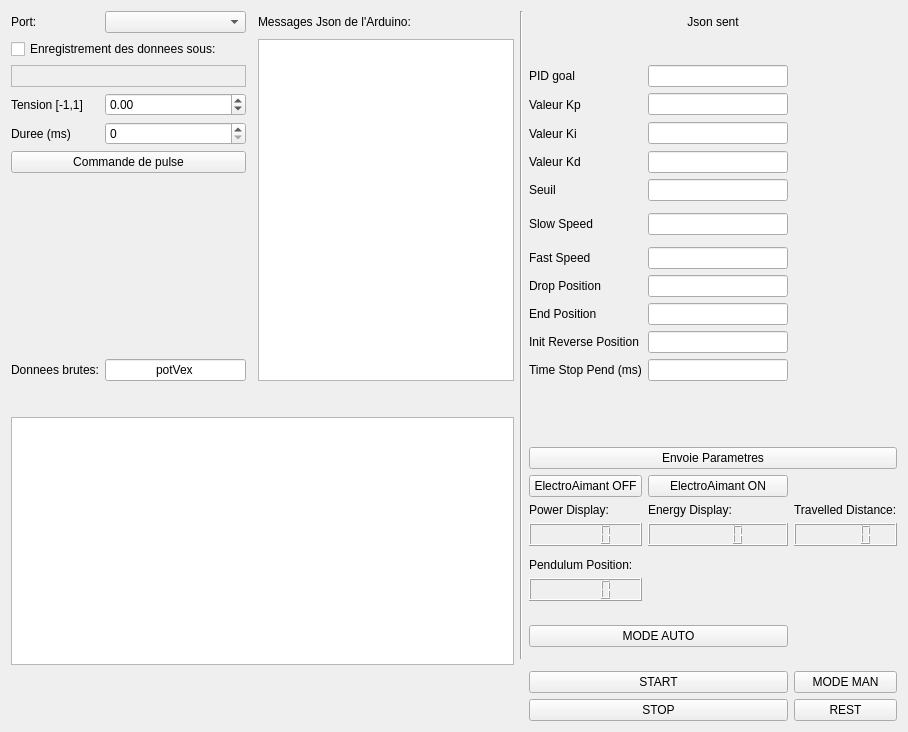
The window that Code_Qt/mainwindow.ui (Swing-Genesis/S3-PROJET) describes before a commit, drawn with Qt 5.
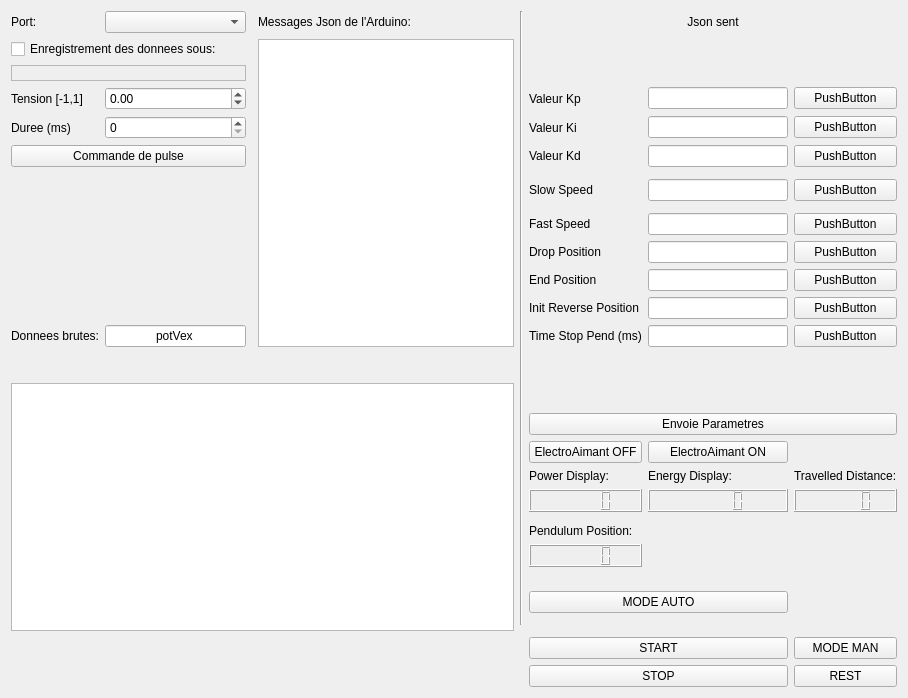
The same window after the commit. Custom widgets are drawn as their Qt base class.

What changed in the file:
```diff
--- a/Code_Qt/mainwindow.ui
+++ b/Code_Qt/mainwindow.ui
@@ -18,17 +18,172 @@
   </property>
   <widget class="QWidget" name="centralWidget">
    <layout class="QGridLayout" name="gridLayout">
+    <item row="16" column="7">
+     <widget class="QLineEdit" name="lineEdit_initReversePosition"/>
+    </item>
+    <item row="11" column="8">
+     <widget class="QPushButton" name="pb_SS">
+      <property name="text">
+       <string>PushButton</string>
+      </property>
+     </widget>
+    </item>
+    <item row="14" column="8">
+     <widget class="QPushButton" name="pb_DP">
+      <property name="text">
+       <string>PushButton</string>
+      </property>
+     </widget>
+    </item>
+    <item row="11" column="6">
+     <widget class="QLabel" name="label_16">
+      <property name="text">
+       <string>Slow Speed</string>
+      </property>
+     </widget>
+    </item>
+    <item row="17" column="7">
+     <widget class="QLineEdit" name="lineEdit_timeStopPendulum"/>
+    </item>
     <item row="50" column="8">
+     <widget class="QPushButton" name="pb_rest">
+      <property name="text">
+       <string>REST</string>
+      </property>
+     </widget>
+    </item>
+    <item row="14" column="7">
+     <widget class="QLineEdit" name="lineEdit_dropPosition"/>
+    </item>
+    <item row="28" column="6" colspan="3">
+     <widget class="QPushButton" name="pushButton_Params">
+      <property name="text">
+       <string>Envoie Parametres</string>
+      </property>
+     </widget>
+    </item>
+    <item row="17" column="1">
+     <widget class="QLineEdit" name="JsonKey">
+      <property name="text">
+       <string>potVex</string>
+      </property>
+      <property name="alignment">
+       <set>Qt::AlignCenter</set>
+      </property>
+     </widget>
+    </item>
+    <item row="13" column="8">
+     <widget class="QPushButton" name="pb_FS">
+      <property name="text">
+       <string>PushButton</string>
+      </property>
+     </widget>
+    </item>
+    <item row="15" column="7">
+     <widget class="QLineEdit" name="lineEdit_endPosition"/>
+    </item>
+    <item row="31" column="8">
+     <widget class="QLCDNumber" name="distance_display"/>
+    </item>
+    <item row="13" column="7">
+     <widget class="QLineEdit" name="lineEdit_fastSpeed"/>
+    </item>
+    <item row="38" column="6" colspan="2">
+     <widget class="QPushButton" name="pb_mode_auto">
+      <property name="text">
+       <string>MODE AUTO</string>
+      </property>
+     </widget>
+    </item>
+    <item row="9" column="0" colspan="2">
+     <widget class="QPushButton" name="pulseButton">
+      <property name="text">
+       <string>Commande de pulse</string>
+      </property>
+     </widget>
+    </item>
+    <item row="5" column="0" colspan="2">
+     <widget class="QCheckBox" name="checkBox">
+      <property name="text">
+       <string>Enregistrement des donnees sous:</string>
+      </property>
+     </widget>
+    </item>
+    <item row="4" column="6" colspan="3">
+     <widget class="QLabel" name="label_6">
+      <property name="text">
+       <string>Json sent</string>
+      </property>
+      <property name="alignment">
+       <set>Qt::AlignCenter</set>
+      </property>
+     </widget>
+    </item>
+    <item row="14" column="6">
+     <widget class="QLabel" name="label_18">
+      <property name="text">
+       <string>Drop Position</string>
+      </property>
+     </widget>
+    </item>
+    <item row="7" column="7">
+     <widget class="QLineEdit" name="lineEdit_Kp"/>
+    </item>
+    <item row="13" column="2">
+     <widget class="Line" name="line">
+      <property name="orientation">
+       <enum>Qt::Horizontal</enum>
+      </property>
+     </widget>
+    </item>
+    <item row="31" column="7">
+     <widget class="QLCDNumber" name="Energy_Display"/>
+    </item>
+    <item row="31" column="6">
+     <widget class="QLCDNumber" name="Power_Display"/>
+    </item>
+    <item row="29" column="6">
+     <widget class="QPushButton" name="pb_ElectroAimantOFF">
+      <property name="text">
+       <string>ElectroAimant OFF</string>
+      </property>
+     </widget>
+    </item>
+    <item row="9" column="7">
+     <widget class="QLineEdit" name="lineEdit_Kd"/>
+    </item>
+    <item row="8" column="8">
+     <widget class="QPushButton" name="pb_Ki">
+      <property name="text">
+       <string>PushButton</string>
+      </property>
+     </widget>
+    </item>
+    <item row="49" column="8">
      <widget class="QPushButton" name="pb_mode_man">
       <property name="text">
        <string>MODE MAN</string>
       </property>
      </widget>
     </item>
-    <item row="4" column="0">
-     <widget class="QLabel" name="label_5">
+    <item row="15" column="6">
+     <widget class="QLabel" name="label_19">
       <property name="text">
-       <string>Port:</string>
+       <string>End Position </string>
+      </property>
+     </widget>
+    </item>
+    <item row="17" column="6">
+     <widget class="QLabel" name="label_21">
+      <property name="text">
+       <string>Time Stop Pend (ms)</string>
+      </property>
+     </widget>
+    </item>
+    <item row="9" column="6">
+     <widget class="QLabel" name="label_10">
+      <property name="text">
+       <string>Valeur Kd</string>
       </property>
      </widget>
     </item>
@@ -39,47 +194,6 @@
       </property>
      </widget>
     </item>
-    <item row="32" column="6">
-     <widget class="QLCDNumber" name="Power_Display"/>
-    </item>
-    <item row="15" column="7">
-     <widget class="QLineEdit" name="lineEdit_dropPosition"/>
-    </item>
-    <item row="8" column="1">
-     <widget class="QSpinBox" name="DurationBox">
-      <property name="keyboardTracking">
-       <bool>false</bool>
-      </property>
-      <property name="minimum">
-       <number>0</number>
-      </property>
-      <property name="maximum">
-       <number>5000</number>
-      </property>
-      <property name="singleStep">
-       <number>25</number>
-      </property>
-     </widget>
-    </item>
-    <item row="7" column="7">
-     <widget class="QLineEdit" name="lineEdit_Kp"/>
-    </item>
-    <item row="7" column="1">
-     <widget class="QDoubleSpinBox" name="PWMBox">
-      <property name="minimum">
-       <double>-1.000000000000000</double>
-      </property>
-      <property name="maximum">
-       <double>1.000000000000000</double>
-      </property>
-      <property name="singleStep">
-       <double>0.100000000000000</double>
-      </property>
-     </widget>
-    </item>
-    <item row="32" column="7">
-     <widget class="QLCDNumber" name="Energy_Display"/>
-    </item>
     <item row="4" column="3">
      <widget class="QLabel" name="label_4">
       <property name="text">
@@ -90,26 +204,15 @@
       </property>
      </widget>
     </item>
-    <item row="18" column="0">
-     <widget class="QLabel" name="label_3">
+    <item row="16" column="8">
+     <widget class="QPushButton" name="pb_InitRversePosition">
       <property name="text">
-       <string>Donnees brutes:</string>
+       <string>PushButton</string>
       </property>
      </widget>
     </item>
-    <item row="4" column="4" rowspan="38">
-     <widget class="Line" name="line_3">
-      <property name="orientation">
-       <enum>Qt::Vertical</enum>
-      </property>
-     </widget>
-    </item>
-    <item row="9" column="0" colspan="2">
-     <widget class="QPushButton" name="pulseButton">
-      <property name="text">
-       <string>Commande de pulse</string>
-      </property>
-     </widget>
+    <item row="8" column="7">
+     <widget class="QLineEdit" name="lineEdit_Ki"/>
     </item>
     <item row="6" column="0" colspan="2">
      <widget class="QLabel" name="label_pathCSV">
@@ -124,38 +227,66 @@
       </property>
      </widget>
     </item>
-    <item row="9" column="6">
-     <widget class="QLabel" name="label_10">
+    <item row="4" column="0">
+     <widget class="QLabel" name="label_5">
       <property name="text">
-       <string>Valeur Kd</string>
+       <string>Port:</string>
       </property>
      </widget>
     </item>
-    <item row="8" column="7">
-     <widget class="QLineEdit" name="lineEdit_Ki"/>
+    <item row="5" column="3" rowspan="13">
+     <widget class="QTextBrowser" name="textBrowser">
+      <property name="font">
+       <font>
+        <pointsize>9</pointsize>
+       </font>
+      </property>
+     </widget>
     </item>
-    <item row="10" column="7">
-     <widget class="QLineEdit" name="lineEdit_Thresh"/>
+    <item row="4" column="4" rowspan="37">
+     <widget class="Line" name="line_3">
+      <property name="orientation">
+       <enum>Qt::Vertical</enum>
+      </property>
+     </widget>
     </item>
-    <item row="6" column="6">
-     <widget class="QLabel" name="label_7">
+    <item row="7" column="0">
+     <widget class="QLabel" name="label">
       <property name="text">
-       <string>PID goal</string>
+       <string>Tension [-1,1]</string>
       </property>
      </widget>
     </item>
-    <item row="18" column="1">
-     <widget class="QLineEdit" name="JsonKey">
+    <item row="13" column="6">
+     <widget class="QLabel" name="label_17">
       <property name="text">
-       <string>potVex</string>
+       <string>Fast Speed</string>
       </property>
-      <property name="alignment">
-       <set>Qt::AlignCenter</set>
+     </widget>
+    </item>
+    <item row="11" column="7">
+     <widget class="QLineEdit" name="lineEdit_slowSpeed"/>
+    </item>
+    <item row="50" column="6" colspan="2">
+     <widget class="QPushButton" name="pb_stop_auto">
+      <property name="text">
+       <string>STOP</string>
       </property>
      </widget>
     </item>
-    <item row="6" column="7">
-     <widget class="QLineEdit" name="lineEdit_DesVal"/>
+    <item row="9" column="8">
+     <widget class="QPushButton" name="pb_Kd">
+      <property name="text">
+       <string>PushButton</string>
+      </property>
+     </widget>
+    </item>
+    <item row="30" column="8">
+     <widget class="QLabel" name="label_14">
+      <property name="text">
+       <string>Travelled Distance:</string>
+      </property>
+     </widget>
     </item>
     <item row="8" column="0">
      <widget class="QLabel" name="label_2">
@@ -164,78 +295,51 @@
       </property>
      </widget>
     </item>
+    <item row="17" column="8">
+     <widget class="QPushButton" name="pb_TimeStopPend">
+      <property name="text">
+       <string>PushButton</string>
+      </property>
+     </widget>
+    </item>
+    <item row="30" column="6">
+     <widget class="QLabel" name="label_12">
+      <property name="text">
+       <string>Power Display:</string>
+      </property>
+     </widget>
+    </item>
     <item row="34" column="6">
+     <widget class="QLCDNumber" name="display_pendulum"/>
+    </item>
+    <item row="7" column="8">
+     <widget class="QPushButton" name="pb_Kp">
+      <property name="text">
+       <string>PushButton</string>
+      </property>
+     </widget>
+    </item>
+    <item row="33" column="6">
      <widget class="QLabel" name="label_15">
       <property name="text">
        <string>Pendulum Position:</string>
       </property>
      </widget>
     </item>
-    <item row="16" column="7">
-     <widget class="QLineEdit" name="lineEdit_endPosition"/>
-    </item>
-    <item row="12" column="7">
-     <widget class="QLineEdit" name="lineEdit_slowSpeed"/>
-    </item>
-    <item row="31" column="8">
-     <widget class="QLabel" name="label_14">
+    <item row="15" column="8">
+     <widget class="QPushButton" name="pb_EP">
       <property name="text">
-       <string>Travelled Distance:</string>
+       <string>PushButton</string>
       </property>
      </widget>
     </item>
-    <item row="32" column="8">
-     <widget class="QLCDNumber" name="distance_display"/>
-    </item>
-    <item row="4" column="1">
-     <widget class="QComboBox" name="comboBoxPort"/>
-    </item>
-    <item row="51" column="8">
-     <widget class="QPushButton" name="pb_rest">
-      <property name="text">
-       <string>REST</string>
-      </property>
-     </widget>
-    </item>
-    <item row="9" column="7">
-     <widget class="QLineEdit" name="lineEdit_Kd"/>
-    </item>
-    <item row="31" column="7">
+    <item row="30" column="7">
      <widget class="QLabel" name="label_13">
       <property name="text">
        <string>Energy Display:</string>
       </property>
      </widget>
     </item>
-    <item row="5" column="0" colspan="2">
-     <widget class="QCheckBox" name="checkBox">
-      <property name="text">
-       <string>Enregistrement des donnees sous:</string>
-      </property>
-     </widget>
-    </item>
-    <item row="24" column="0" rowspan="19" colspan="4">
-     <widget class="QChartView" name="graph"/>
-    </item>
-    <item row="35" column="6">
-     <widget class="QLCDNumber" name="display_pendulum"/>
-    </item>
-    <item row="7" column="0">
-     <widget class="QLabel" name="label">
-      <property name="text">
-       <string>Tension [-1,1]</string>
-      </property>
-     </widget>
-    </item>
-    <item row="5" column="3" rowspan="14">
-     <widget class="QTextBrowser" name="textBrowser">
-      <property name="font">
-       <font>
-        <pointsize>9</pointsize>
-       </font>
-      </property>
-     </widget>
-    </item>
     <item row="7" column="6">
      <widget class="QLabel" name="label_8">
       <property name="text">
@@ -243,130 +347,69 @@
       </property>
      </widget>
     </item>
-    <item row="14" column="7">
-     <widget class="QLineEdit" name="lineEdit_fastSpeed"/>
+    <item row="23" column="0" rowspan="19" colspan="4">
+     <widget class="QChartView" name="graph"/>
     </item>
-    <item row="10" column="6">
-     <widget class="QLabel" name="label_11">
-      <property name="text">
-       <string>Seuil</string>
+    <item row="7" column="1">
+     <widget class="QDoubleSpinBox" name="PWMBox">
+      <property name="minimum">
+       <double>-1.000000000000000</double>
       </property>
+      <property name="maximum">
+       <double>1.000000000000000</double>
+      </property>
+      <property name="singleStep">
+       <double>0.100000000000000</double>
+      </property>
      </widget>
     </item>
-    <item row="31" column="6">
-     <widget class="QLabel" name="label_12">
+    <item row="29" column="7">
+     <widget class="QPushButton" name="pb_ElectroAimantON">
       <property name="text">
-       <string>Power Display:</string>
+       <string>ElectroAimant ON</string>
       </property>
      </widget>
     </item>
-    <item row="4" column="6" colspan="3">
-     <widget class="QLabel" name="label_6">
-      <property name="text">
-       <string>Json sent</string>
+    <item row="4" column="1">
+     <widget class="QComboBox" name="comboBoxPort"/>
+    </item>
+    <item row="8" column="1">
+     <widget class="QSpinBox" name="DurationBox">
+      <property name="keyboardTracking">
+       <bool>false</bool>
       </property>
-      <property name="alignment">
-       <set>Qt::AlignCenter</set>
+      <property name="minimum">
+       <number>0</number>
       </property>
-     </widget>
-    </item>
-    <item row="14" column="2">
-     <widget class="Line" name="line">
-      <property name="orientation">
-       <enum>Qt::Horizontal</enum>
+      <property name="maximum">
+       <number>5000</number>
       </property>
-     </widget>
-    </item>
-    <item row="17" column="7">
-     <widget class="QLineEdit" name="lineEdit_initReversePosition"/>
-    </item>
-    <item row="12" column="6">
-     <widget class="QLabel" name="label_16">
-      <property name="text">
-       <string>Slow Speed</string>
+      <property name="singleStep">
+       <number>25</number>
       </property>
      </widget>
     </item>
-    <item row="14" column="6">
-     <widget class="QLabel" name="label_17">
+    <item row="17" column="0">
+     <widget class="QLabel" name="label_3">
       <property name="text">
-       <string>Fast Speed</string>
-      </property>
-     </widget>
-    </item>
-    <item row="15" column="6">
-     <widget class="QLabel" name="label_18">
-      <property name="text">
-       <string>Drop Position</string>
+       <string>Donnees brutes:</string>
       </property>
      </widget>
     </item>
     <item row="16" column="6">
-     <widget class="QLabel" name="label_19">
-      <property name="text">
-       <string>End Position </string>
-      </property>
-     </widget>
-    </item>
-    <item row="17" column="6">
      <widget class="QLabel" name="label_20">
       <property name="text">
        <string>Init Reverse Position</string>
       </property>
      </widget>
     </item>
-    <item row="39" column="6" colspan="2">
-     <widget class="QPushButton" name="pb_mode_auto">
-      <property name="text">
-       <string>MODE AUTO</string>
-      </property>
-     </widget>
-    </item>
-    <item row="50" column="6" colspan="2">
+    <item row="49" column="6" colspan="2">
      <widget class="QPushButton" name="pb_start_auto">
       <property name="text">
        <string>START</string>
       </property>
      </widget>
     </item>
-    <item row="51" column="6" colspan="2">
-     <widget class="QPushButton" name="pb_stop_auto">
-      <property name="text">
-       <string>STOP</string>
-      </property>
-     </widget>
-    </item>
-    <item row="30" column="6">
-     <widget class="QPushButton" name="pb_ElectroAimantOFF">
-      <property name="text">
-       <string>ElectroAimant OFF</string>
-      </property>
-     </widget>
-    </item>
-    <item row="30" column="7">
-     <widget class="QPushButton" name="pb_ElectroAimantON">
-      <property name="text">
-       <string>ElectroAimant ON</string>
-      </property>
-     </widget>
-    </item>
-    <item row="18" column="7">
-     <widget class="QLineEdit" name="lineEdit_timeStopPendulum"/>
-    </item>
-    <item row="18" column="6">
-     <widget class="QLabel" name="label_21">
-      <property name="text">
-       <string>Time Stop Pend (ms)</string>
-      </property>
-     </widget>
-    </item>
-    <item row="29" column="6" colspan="3">
-     <widget class="QPushButton" name="pushButton_Params">
-      <property name="text">
-       <string>Envoie Parametres</string>
-      </property>
-     </widget>
-    </item>
    </layout>
   </widget>
  </widget>
```
